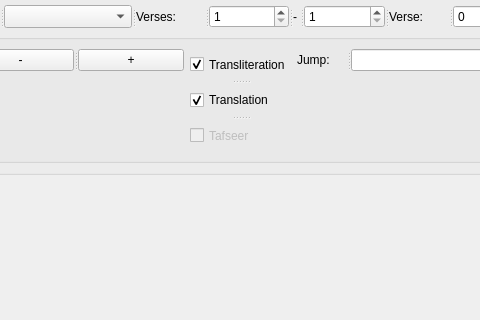
The window that core/controls/quran_reader.ui (abumq/project-islam) describes before a commit, drawn with Qt 5; both pictures show x 94 to 574 and y 0 to 320 of the 681 by 487 pixel window.
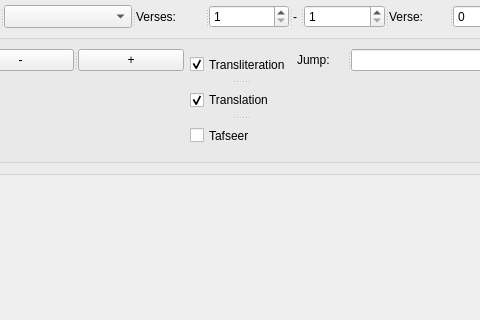
The same window after the commit.

The edit to the form file:
```diff
--- a/core/controls/quran_reader.ui
+++ b/core/controls/quran_reader.ui
@@ -155,7 +155,7 @@
          </widget>
          <widget class="QCheckBox" name="chkTafseer">
           <property name="enabled">
-           <bool>false</bool>
+           <bool>true</bool>
           </property>
           <property name="text">
            <string>Tafseer</string>
```
